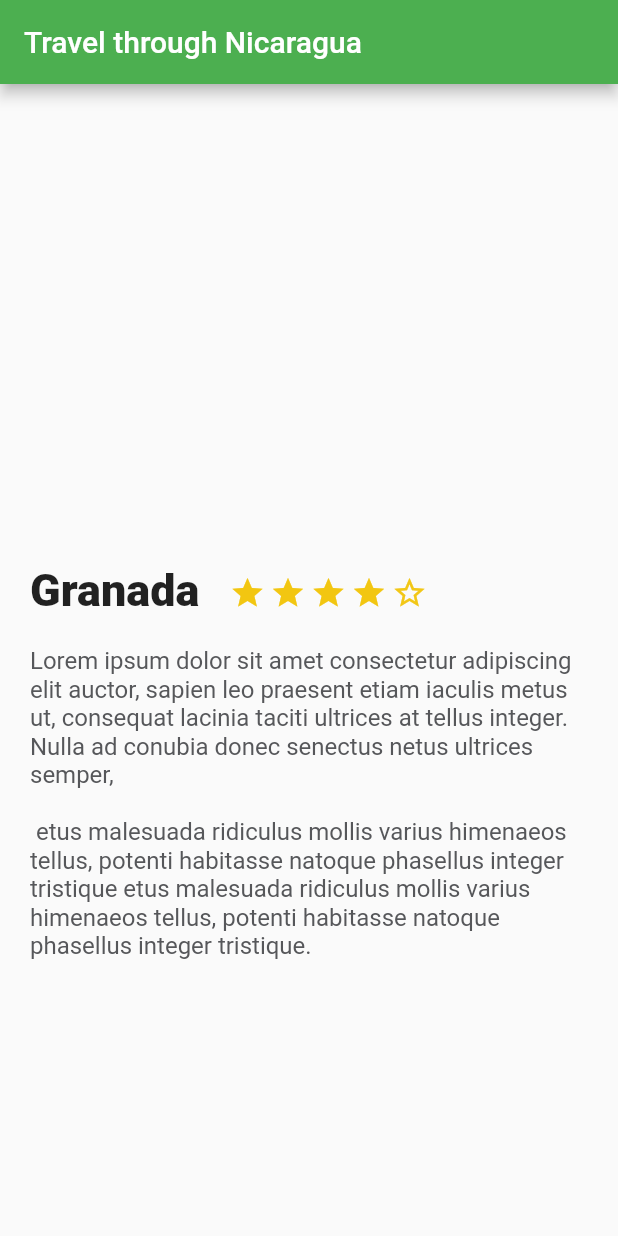
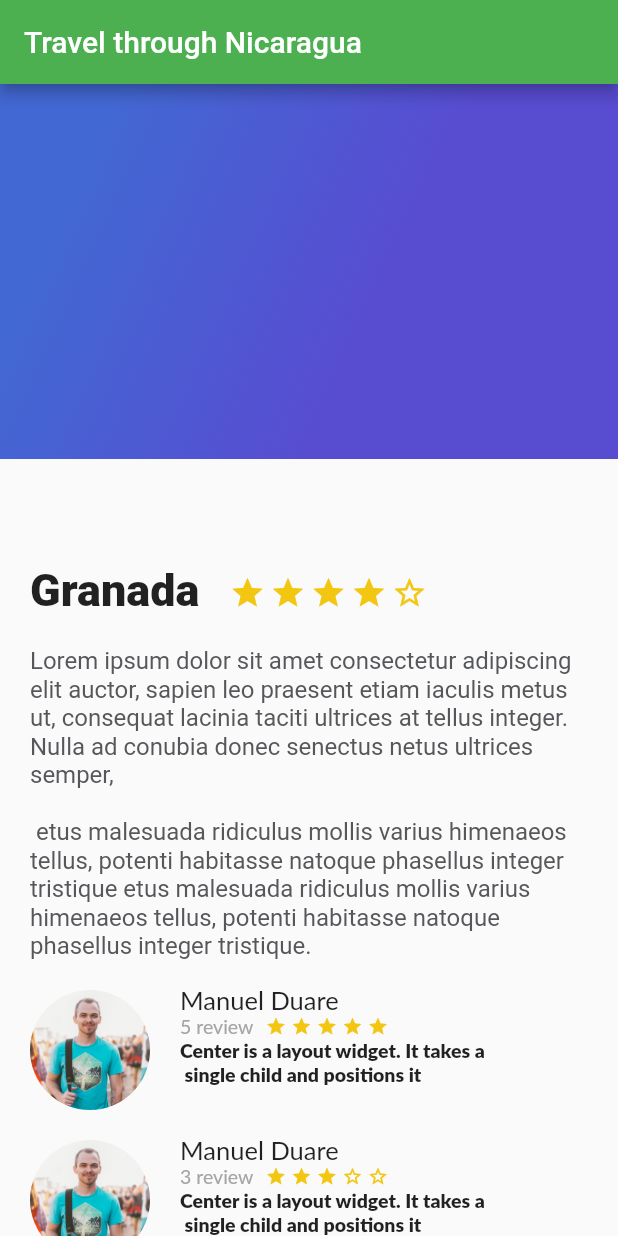
Before and after one commit to manuelduarte077/trips_app_fluter, a Flutter app: the screen it shows after launch, on a phone screen of 412 x 824 dp. Run offline on Flutter 3.47's test engine with Material 2 defaults, Android fonts, the phone set to English and light mode, and no system bars; Roboto replaces fonts that are missing (Lato).

Commit message:
Widgets Decorados

```diff
--- /dev/null
+++ b/lib/gradient_back.dart
@@ -0,0 +1,26 @@
+import 'package:flutter/material.dart';
+
+class GradientBack extends StatelessWidget {
+  @override
+  Widget build(BuildContext context) {
+    // TODO: implement build
+
+    return Container (
+      height: 250.0,
+      decoration: BoxDecoration(
+        gradient: LinearGradient(
+          colors: [
+            Color(0xFF4268D3),
+            Color(0xFF584CD1),
+          ],
+          begin: FractionalOffset(0.2, 0.0),
+          end: FractionalOffset(1.0, 0.6),
+          stops: [0.0, 0.6],
+          tileMode: TileMode.clamp
+        )
+      ),
+
+    );
+
+  }
+}
--- a/lib/main.dart
+++ b/lib/main.dart
@@ -1,5 +1,9 @@
 import 'package:flutter/material.dart';
+import 'package:tripss_app/review.dart';
 import 'description_place.dart';
+import 'review_list.dart';
+
+import 'gradient_back.dart';
 
 void main() => runApp(MyApp());
 
@@ -11,25 +15,26 @@ class MyApp extends StatelessWidget {
   @override
   Widget build(BuildContext context) {
     return MaterialApp(
-      debugShowCheckedModeBanner: false,
-
-      theme: ThemeData(
-          // This is the theme of your application.
-          //
-          // Try running your application with "flutter run". You'll see the
-          // application has a blue toolbar. Then, without quitting the app, try
-          // changing the primarySwatch below to Colors.green and then invoke
-          // "hot reload" (press "r" in the console where you ran "flutter run",
-          // or simply save your changes to "hot reload" in a Flutter IDE).
-          // Notice that the counter didn't reset back to zero; the application
-          // is not restarted.
+        debugShowCheckedModeBanner: false,
+        theme: ThemeData(
           primarySwatch: Colors.green,
         ),
         home: Scaffold(
           appBar: AppBar(
             title: Text("Travel through Nicaragua"),
           ),
-          body: new DescriptionPlace('Granada', 4, details),
+          // body: new DescriptionPlace('Granada', 4, details),
+          body: Stack(
+            children: [
+              ListView(
+                children: [
+                  DescriptionPlace('Granada', 4, details),
+                  ReviewList()
+                ],
+              ),
+              GradientBack()
+            ],
+          ),
         ) //MyHomePage(title: 'Flutter Demo Home Page'),
         );
   }
@@ -37,15 +42,6 @@ class MyApp extends StatelessWidget {
 
 class MyHomePage extends StatefulWidget {
   MyHomePage({Key key, this.title}) : super(key: key);
-
-  // This widget is the home page of your application. It is stateful, meaning
-  // that it has a State object (defined below) that contains fields that affect
-  // how it looks.
-
-  // This class is the configuration for the state. It holds the values (in this
-  // case the title) provided by the parent (in this case the App widget) and
-  // used by the build method of the State. Fields in a Widget subclass are
-  // always marked "final".
 
   final String title;
 
@@ -58,23 +54,12 @@ class _MyHomePageState extends State<MyHomePage> {
 
   void _incrementCounter() {
     setState(() {
-      // This call to setState tells the Flutter framework that something has
-      // changed in this State, which causes it to rerun the build method below
-      // so that the display can reflect the updated values. If we changed
-      // _counter without calling setState(), then the build method would not be
-      // called again, and so nothing would appear to happen.
       _counter++;
     });
   }
 
   @override
   Widget build(BuildContext context) {
-    // This method is rerun every time setState is called, for instance as done
-    // by the _incrementCounter method above.
-    //
-    // The Flutter framework has been optimized to make rerunning build methods
-    // fast, so that you can just rebuild anything that needs updating rather
-    // than having to individually change instances of widgets.
     return Scaffold(
       appBar: AppBar(
         // Here we take the value from the MyHomePage object that was created by
@@ -85,20 +70,6 @@ class _MyHomePageState extends State<MyHomePage> {
         // Center is a layout widget. It takes a single child and positions it
         // in the middle of the parent.
         child: Column(
-          // Column is also layout widget. It takes a list of children and
-          // arranges them vertically. By default, it sizes itself to fit its
-          // children horizontally, and tries to be as tall as its parent.
-          //
-          // Invoke "debug painting" (press "p" in the console, choose the
-          // "Toggle Debug Paint" action from the Flutter Inspector in Android
-          // Studio, or the "Toggle Debug Paint" command in Visual Studio Code)
-          // to see the wireframe for each widget.
-          //
-          // Column has various properties to control how it sizes itself and
-          // how it positions its children. Here we use mainAxisAlignment to
-          // center the children vertically; the main axis here is the vertical
-          // axis because Columns are vertical (the cross axis would be
-          // horizontal).
           mainAxisAlignment: MainAxisAlignment.center,
           children: <Widget>[
             Text(
--- /dev/null
+++ b/lib/review_list.dart
@@ -0,0 +1,20 @@
+import 'package:flutter/material.dart';
+import 'review.dart';
+
+
+class ReviewList extends StatelessWidget {
+  @override
+  Widget build(BuildContext context) {
+    // TODO: implement build
+    return Column(
+      crossAxisAlignment: CrossAxisAlignment.start,
+      children: [
+        Review ("assets/img/people.jpg", "Manuel Duare", "5 review ", 5, "Center is a layout widget. It takes a \n single child and positions it"),
+        Review ("assets/img/people.jpg", "Manuel Duare", "3 review ", 3, "Center is a layout widget. It takes a \n single child and positions it"),
+        Review ("assets/img/people.jpg", "Manuel Duare", "4 review ", 4, "Center is a layout widget. It takes a \n single child and positions it"),
+        Review ("assets/img/people.jpg", "Manuel Duare", "50 review ", 5, "Center is a layout widget. It takes a \n single child and positions it"),
+        Review ("assets/img/people.jpg", "Manuel Duare", "100 review ", 3.5, "Center is a layout widget. It takes a \n single child and positions it"),
+      ],
+    );
+  }
+}
```
Also changed, not shown: lib/review.dart (+4 -17 lines).
